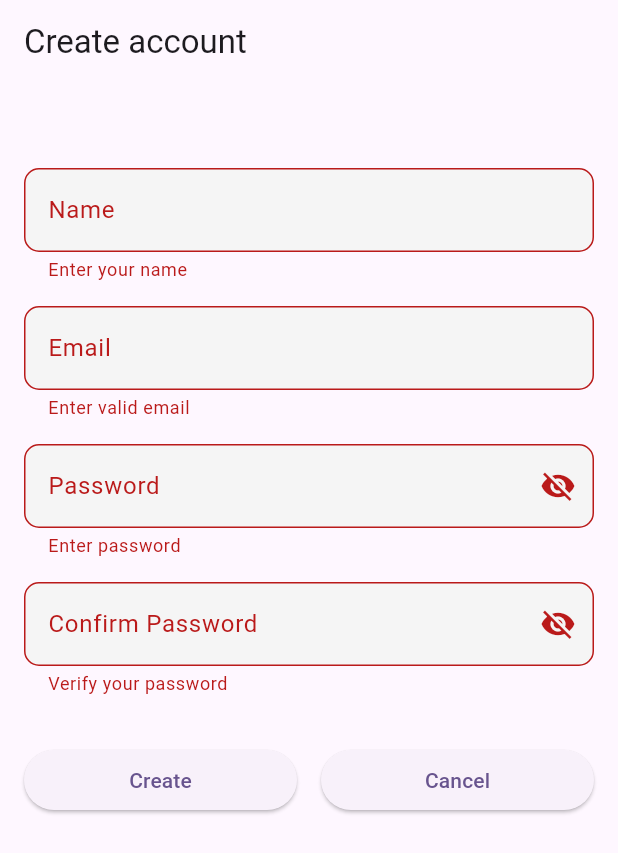
After one commit to darrock7/UrbanNa, a Flutter app: the SignupScreen screen opened directly, after a tap on "Create", on a phone screen of 412 x 824 dp. The commit adds this screen. Shown: the top 853 px of the screen. Run offline on Flutter 3.47's test engine with Material 3 defaults, Android fonts, the phone set to English and light mode, and no system bars; our stand-ins replace flutter_map, geolocator, image_picker, latlong2, sqflite, sqflite_common_ffi; accounts and stored records are empty.

Commit message:
added signup screen

```diff
--- a/lib/screens/login_screen.dart
+++ b/lib/screens/login_screen.dart
@@ -1,5 +1,6 @@
 import 'package:flutter/material.dart';
 import 'package:urbanna/screens/home_screen.dart';
+import 'package:urbanna/screens/signup_screen.dart';
 
 class LoginScreen extends StatefulWidget {
   const LoginScreen({super.key});
@@ -40,6 +41,15 @@ class _LoginScreenState extends State<LoginScreen> {
           name: 'John Doe',
           email: 'johndoe@gmail.com',
         ),
+      ),
+    );
+  }
+
+  void _signup() {
+    Navigator.pushReplacement(
+      context,
+      MaterialPageRoute(
+        builder: (_) => SignupScreen(),
       ),
     );
   }
@@ -118,6 +128,16 @@ class _LoginScreenState extends State<LoginScreen> {
                 ],
               ),
               const SizedBox(height: 20),
+              Row(
+                mainAxisAlignment: MainAxisAlignment.center,
+                children: [
+                  const Text('Don\'t have an account? '),
+                  TextButton(
+                    onPressed: _signup,
+                    child: const Text("Sign Up"),
+                  ),
+                ],
+              ),
             ],
           ),
         ),
--- /dev/null
+++ b/lib/screens/signup_screen.dart
@@ -0,0 +1,184 @@
+import 'package:flutter/material.dart';
+import 'package:urbanna/screens/home_screen.dart';
+import 'package:urbanna/screens/login_screen.dart';
+
+class SignupScreen extends StatefulWidget {
+  const SignupScreen({super.key});
+
+  @override
+  State<SignupScreen> createState() => _SignupScreen();
+}
+
+class _SignupScreen extends State<SignupScreen> {
+  final _nameController = TextEditingController();
+  final _emailController = TextEditingController();
+  final _passwordController = TextEditingController();  // later will be used to verify user
+  final _pwVerficationController = TextEditingController();
+  final _formKey = GlobalKey<FormState>();
+
+  bool _obscurePassword = true;
+  bool _obscureConfirmPassword = true;
+
+  void _createAccount() {
+    if (_formKey.currentState!.validate()) {
+      final name = _nameController.text.trim();
+      final email = _emailController.text.trim();
+
+      Navigator.pushReplacement(
+        context,
+        MaterialPageRoute(
+          builder: (_) => MyHomePage(
+            title: 'UrbanNa',
+            name: name,
+            email: email,
+          ),
+        ),
+      );
+    }
+  }
+
+  void _goBackToLogin() {
+    Navigator.pushReplacement(
+      context,
+      MaterialPageRoute(
+        builder: (_) => const LoginScreen(),
+      ),
+    );
+  }
+
+  @override
+  Widget build(BuildContext context) {
+    return Scaffold(
+      appBar: AppBar(title: const Text('Create account')),
+      body: SingleChildScrollView(
+        padding: const EdgeInsets.all(16),
+        child: Form(
+          key: _formKey,
+          child: Column(
+            mainAxisAlignment: MainAxisAlignment.center,
+            children: [
+              const SizedBox(height: 40),
+              TextFormField(
+                key: const Key('nameField'),
+                controller: _nameController,
+                textInputAction: TextInputAction.next,
+                autofillHints: const [AutofillHints.name],
+                decoration: InputDecoration(
+                  labelText: 'Name',
+                  filled: true,
+                  fillColor: Colors.grey[100],
+                  border: OutlineInputBorder(
+                    borderRadius: BorderRadius.circular(10),
+                  ),
+                ),
+                validator: (value) =>
+                    value == null || value.isEmpty ? 'Enter your name' : null,
+              ),
+              const SizedBox(height: 16),
+              TextFormField(
+                key: const Key('emailField'),
+                controller: _emailController,
+                textInputAction: TextInputAction.done,
+                keyboardType: TextInputType.emailAddress,
+                autofillHints: const [AutofillHints.email],
+                decoration: InputDecoration(
+                  labelText: 'Email',
+                  filled: true,
+                  fillColor: Colors.grey[100],
+                  border: OutlineInputBorder(
+                    borderRadius: BorderRadius.circular(10),
+                  ),
+                ),
+                // TEMPORARY
+                validator: (value) =>
+                    value == null || !value.contains('@') ? 'Enter valid email' : null,
+              ),
+              const SizedBox(height: 16),
+              TextFormField(
+                key: const Key('passwordField'),
+                controller: _passwordController,
+                textInputAction: TextInputAction.next,
+                obscureText: _obscurePassword,
+                decoration: InputDecoration(
+                  labelText: 'Password',
+                  suffixIcon: IconButton(
+                    icon: Icon(
+                      _obscurePassword ? Icons.visibility_off : Icons.visibility,
+                    ),
+                    onPressed: () {
+                      setState(() {
+                        _obscurePassword = !_obscurePassword;
+                      });
+                    },
+                  ),
+                  filled: true,
+                  fillColor: Colors.grey[100],
+                  border: OutlineInputBorder(
+                    borderRadius: BorderRadius.circular(10),
+                  ),
+                ),
+                // TEMPORARY
+                validator: (value) =>
+                    value == null || value.isEmpty ? 'Enter password' : null,
+              ),
+              const SizedBox(height: 16),
+              TextFormField(
+                key: const Key('verifyPasswordField'),
+                controller: _pwVerficationController,
+                textInputAction: TextInputAction.next,
+                obscureText: _obscureConfirmPassword,
+                decoration: InputDecoration(
+                  labelText: 'Confirm Password',
+                  suffixIcon: IconButton(
+                    icon: Icon(
+                      _obscureConfirmPassword ? Icons.visibility_off : Icons.visibility,
+                    ),
+                    onPressed: () {
+                      setState(() {
+                        _obscureConfirmPassword = !_obscureConfirmPassword;
+                      });
+                    },
+                  ),
+                  filled: true,
+                  fillColor: Colors.grey[100],
+                  border: OutlineInputBorder(
+                    borderRadius: BorderRadius.circular(10),
+                  ),
+                ),
+                validator: (value) {
+                  if (value == null || value.isEmpty) {
+                    return 'Verify your password';
+                  } else if (value != _passwordController.text) {
+                    return 'Password does not match';
+                  }
+                  return null;
+                }
+              ),
+              const SizedBox(height: 32),
+              Row(
+                children: [
+                  Expanded(
+                    child: ElevatedButton.icon(
+                      key: const Key('signupButton'),
+                      onPressed: _createAccount,
+                      label: const Text('Create'),
+                    ),
+                  ),
+                  const SizedBox(width: 16),
+                  Expanded(
+                    child: ElevatedButton.icon(
+                      key: const Key('cancelButton'),
+                      onPressed: _goBackToLogin,
+                      label: const Text('Cancel'),
+                    ),
+                  ),
+                ],
+              ),
+              const SizedBox(height: 20),
+            ],
+          ),
+        ),
+      ),
+    );
+  }
+}
```
Also changed, not shown: 1 other file.
